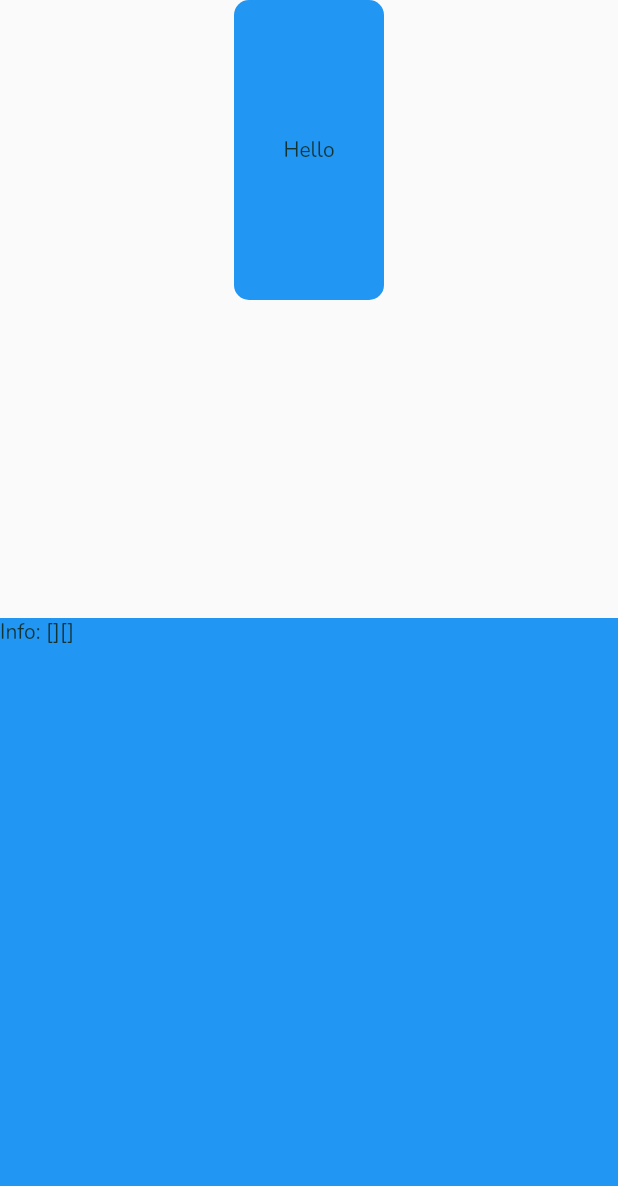
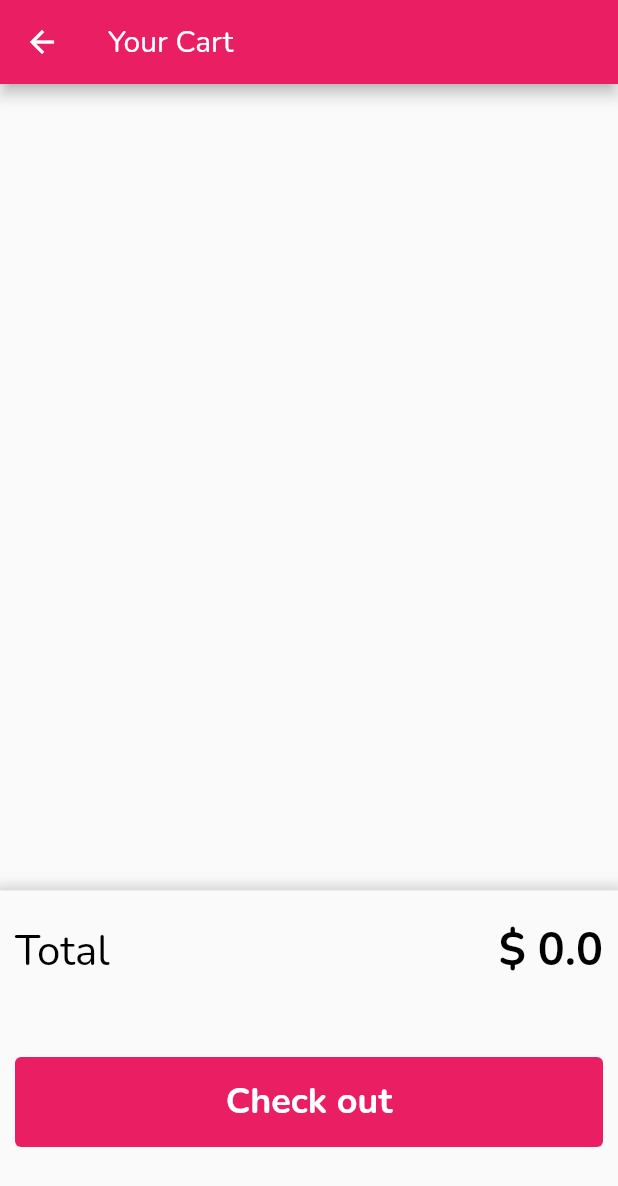
Before and after one commit to lucastssb/flutter_shop, a Flutter app: the screen it shows after launch, scrolled down 214 dp, after a tap on the "favorite outline" icon, after a tap on the "shopping cart" icon, on a phone screen of 412 x 824 dp. Shown: the top 1186 px of the screen. Run offline on Flutter 3.47's test engine with Material 2 defaults, Android fonts, the phone set to English and light mode, and no system bars; network calls fail.

Commit message:
added cart checkout

```diff
--- a/lib/main.dart
+++ b/lib/main.dart
@@ -31,10 +31,13 @@ class MyApp extends StatelessWidget {
           visualDensity: VisualDensity.adaptivePlatformDensity,
           textTheme: ThemeData.light().textTheme.copyWith(
                 bodyText1: TextStyle(
-                  color: Color.fromRGBO(20, 51, 51, 1),
+                  color: Colors.black,
+                  fontSize: 30,
+                  fontWeight: FontWeight.bold,
                 ),
                 bodyText2: TextStyle(
-                  color: Color.fromRGBO(20, 51, 51, 1),
+                  color: Colors.black,
+                  fontSize: 28,
                 ),
                 headline1: TextStyle(
                     fontSize: 24,
--- /dev/null
+++ b/lib/src/models/Cart_item.dart
@@ -0,0 +1,15 @@
+import 'package:flutter/foundation.dart';
+
+class CartItem {
+  final String id;
+  final String title;
+  final int quantity;
+  final double price;
+
+  CartItem({
+    @required this.id,
+    @required this.title,
+    @required this.quantity,
+    @required this.price,
+  });
+}
--- a/lib/src/providers/Cart.dart
+++ b/lib/src/providers/Cart.dart
@@ -1,18 +1,5 @@
 import 'package:flutter/foundation.dart';
-
-class CartItem {
-  final String id;
-  final String title;
-  final int quantity;
-  final double price;
-
-  CartItem({
-    @required this.id,
-    @required this.title,
-    @required this.quantity,
-    @required this.price,
-  });
-}
+import 'package:flutter_shop/src/models/Cart_item.dart';
 
 class Cart extends ChangeNotifier {
   Map<String, CartItem> _items = {};
@@ -25,14 +12,18 @@ class Cart extends ChangeNotifier {
     return _items.length;
   }
 
-  void addItem(
-    String productId,
-    double price,
-    String title,
-  ) {
-    if (_items.containsKey(productId)) {
+  double get totalAmount {
+    var total = 0.0;
+    _items.forEach((key, cartItem) {
+      total += cartItem.price * cartItem.quantity;
+    });
+    return total;
+  }
+
+  void addItem(CartItem cartItem) {
+    if (_items.containsKey(cartItem.id)) {
       _items.update(
-        productId,
+        cartItem.id,
         (existingProduct) => CartItem(
           id: existingProduct.id,
           price: existingProduct.price,
@@ -42,11 +33,11 @@ class Cart extends ChangeNotifier {
       );
     } else {
       _items.putIfAbsent(
-        productId,
+        cartItem.id,
         () => CartItem(
             id: DateTime.now().toString(),
-            price: price,
-            title: title,
+            price: cartItem.price,
+            title: cartItem.title,
             quantity: 1),
       );
     }
--- a/lib/src/providers/Products_provider.dart
+++ b/lib/src/providers/Products_provider.dart
@@ -37,12 +37,28 @@ class Products with ChangeNotifier {
     ),
   ];
 
+  var _isSelected = false;
+
   List<Product> get items {
     return [..._items];
   }
 
   List<Product> get favorites {
     return _items.where((item) => item.isFavorite).toList();
+  }
+
+  bool get isSelected {
+    return _isSelected;
+  }
+
+  void onDragItem() {
+    _isSelected = true;
+    notifyListeners();
+  }
+
+  void onStopDragItem() {
+    _isSelected = false;
+    notifyListeners();
   }
 
   Product findById(String id) {
--- a/lib/src/screens/cart/cart_screen.dart
+++ b/lib/src/screens/cart/cart_screen.dart
@@ -1,68 +1,42 @@
 import 'package:flutter/material.dart';
+import 'package:provider/provider.dart';
+import 'package:flutter_shop/src/providers/Cart.dart';
+import 'package:flutter_shop/src/screens/cart/widgets/cart_item_overview.dart';
+import 'package:flutter_shop/src/screens/cart/widgets/cart_total.dart';
 
 class CartScreen extends StatelessWidget {
   static const routerName = '/cart-screen';
 
   @override
   Widget build(BuildContext context) {
-    print('Building');
+    final cart = Provider.of<Cart>(context);
     return Scaffold(
-        body: Flex(
-      direction: Axis.vertical,
-      mainAxisAlignment: MainAxisAlignment.spaceBetween,
-      children: [
-        Flexible(
-          flex: 1,
-          child: Container(
-            child: Draggable(
-              data: 100,
-              feedback: Container(
-                width: 100,
-                height: 200,
-                alignment: Alignment.center,
-                decoration: BoxDecoration(
-                  borderRadius: BorderRadius.circular(10),
-                  color: Colors.brown,
+        appBar: AppBar(
+          title: Text('Your Cart'),
+        ),
+        body: LayoutBuilder(
+          builder: (context, constraints) {
+            return Column(
+              children: [
+                SizedBox(
+                  height: constraints.maxHeight * 0.7,
+                  width: double.infinity,
+                  child: ListView.builder(
+                    itemBuilder: (ctx, index) {
+                      return CartItemOverview(
+                          cart.items.values.toList()[index]);
+                    },
+                    itemCount: cart.items.length,
+                  ),
                 ),
-              ),
-              child: Container(
-                width: 100,
-                height: 200,
-                alignment: Alignment.center,
-                decoration: BoxDecoration(
-                  borderRadius: BorderRadius.circular(10),
-                  color: Colors.blue,
+                SizedBox(
+                  height: constraints.maxHeight * 0.3,
+                  width: double.infinity,
+                  child: CartTotal(cart.totalAmount),
                 ),
-                child: Text('Hello'),
-              ),
-            ),
-          ),
-        ),
-        Flexible(
-          flex: 1,
-          child: DragTarget<int>(
-            builder: (context, candidates, rejects) {
-              print(candidates);
-              return Container(
-                width: double.infinity,
-                height: double.infinity,
-                color: Colors.blue,
-                child:
-                    Text('Info: ' + candidates.toString() + rejects.toString()),
-              );
-            },
-            onAccept: (value) {
-              print('Value: ' + value.toString());
-            },
-            onMove: (value) {
-              print('Valueeeee: ' + value.toString());
-            },
-            onWillAccept: (value) {
-              return true;
-            },
-          ),
-        )
-      ],
-    ));
+              ],
+            );
+          },
+        ));
   }
 }
--- /dev/null
+++ b/lib/src/screens/cart/widgets/cart_total.dart
@@ -0,0 +1,55 @@
+import 'package:flutter/material.dart';
+
+class CartTotal extends StatelessWidget {
+  final double total;
+
+  CartTotal(this.total);
+
+  @override
+  Widget build(BuildContext context) {
+    return Container(
+      padding: EdgeInsets.only(top: 10),
+      decoration: BoxDecoration(
+        color: Theme.of(context).scaffoldBackgroundColor,
+        boxShadow: [
+          BoxShadow(
+            color: Colors.grey.withOpacity(0.5),
+            spreadRadius: 5,
+            blurRadius: 7,
+            offset: Offset(0, 3),
+          ),
+        ],
+      ),
+      child: Column(
+        children: [
+          Padding(
+            padding: EdgeInsets.all(10),
+            child: Row(
+              mainAxisAlignment: MainAxisAlignment.spaceBetween,
+              children: [
+                Text('Total', style: Theme.of(context).textTheme.bodyText2),
+                Text('\$ $total', style: Theme.of(context).textTheme.bodyText1),
+              ],
+            ),
+          ),
+          Container(
+            margin: EdgeInsets.symmetric(vertical: 30),
+            padding: EdgeInsets.all(10),
+            child: TextButton(
+              child: Text('Check out',
+                  style: Theme.of(context).textTheme.headline1),
+              onPressed: () {},
+              style: ButtonStyle(
+                backgroundColor: MaterialStateProperty.all<Color>(
+                    Theme.of(context).primaryColor),
+                minimumSize: MaterialStateProperty.all<Size>(
+                  Size(double.infinity, 60.0),
+                ),
+              ),
+            ),
+          ),
+        ],
+      ),
+    );
+  }
+}
--- a/lib/src/screens/favorites/favorites_screen.dart
+++ b/lib/src/screens/favorites/favorites_screen.dart
@@ -1,5 +1,5 @@
 import 'package:flutter/material.dart';
-import 'package:flutter_shop/src/screens/home/widgets/productsList.dart';
+import 'package:flutter_shop/src/widgets/productsList.dart';
 
 class FavoritesScreen extends StatefulWidget {
   @override
--- a/lib/src/screens/home/home_screen.dart
+++ b/lib/src/screens/home/home_screen.dart
@@ -1,4 +1,7 @@
 import 'package:flutter/material.dart';
+import 'package:flutter_shop/src/models/Cart_item.dart';
+import 'package:flutter_shop/src/providers/Products_provider.dart';
+import 'package:flutter_shop/src/widgets/productsList.dart';
 import 'package:provider/provider.dart';
 import 'package:flutter_shop/src/models/Category.dart';
 import 'package:flutter_shop/src/providers/Cart.dart';
@@ -6,7 +9,6 @@ import 'package:flutter_shop/src/screens/cart/cart_screen.dart';
 import 'package:flutter_shop/src/screens/favorites/favorites_screen.dart';
 import 'package:flutter_shop/src/screens/home/widgets/badge.dart';
 import 'package:flutter_shop/src/screens/home/widgets/categoriesList.dart';
-import 'package:flutter_shop/src/screens/home/widgets/productsList.dart';
 
 class Home extends StatefulWidget {
   final List<Category> categories = [
@@ -49,10 +51,8 @@ class _HomeState extends State<Home> {
     });
   }
 
-  @override
-  Widget build(BuildContext context) {
-    return Scaffold(
-      appBar: AppBar(
+  Widget appBar(BuildContext context) {
+    return AppBar(
       title: Text('Flutter Shop'),
       actions: [
         Consumer<Cart>(
@@ -68,7 +68,22 @@ class _HomeState extends State<Home> {
           ),
         ),
       ],
-      ),
+    );
+  }
+
+  @override
+  Widget build(BuildContext context) {
+    var cart = Provider.of<Cart>(context);
+
+    void draggedHandler(CartItem cartItem) {
+      cart.addItem(cartItem);
+      setState(() {
+        isLanding = false;
+      });
+    }
+
+    return Scaffold(
+      appBar: appBar(context),
       body: LayoutBuilder(
         builder: (context, constraints) {
           return Stack(
@@ -86,21 +101,23 @@ class _HomeState extends State<Home> {
                       ),
                     ),
                   ),
-                  ProductsList(
-                    onDragItem: onDragItem,
-                    onStopDragItem: onStopDragItem,
-                  ),
+                  ProductsList(),
                 ],
               ),
               Positioned(
                 bottom: 10,
                 right: 0,
-                child: AnimatedContainer(
+                child: Consumer<Products>(
+                  builder: (_, productData, child) {
+                    return AnimatedContainer(
                       alignment: Alignment.centerLeft,
-                  width: isSelected ? 170 : 0,
+                      width: productData.isSelected ? 170 : 0,
                       height: 150,
                       duration: Duration(milliseconds: 300),
-                  child: DragTarget<String>(
+                      child: child,
+                    );
+                  },
+                  child: DragTarget<CartItem>(
                     builder: (context, candidates, rejects) {
                       return Container(
                         decoration: BoxDecoration(
@@ -127,9 +144,8 @@ class _HomeState extends State<Home> {
                       }
                     },
                     onAccept: (value) {
-                      setState(() {
-                        isLanding = false;
-                      });
+                      draggedHandler(value);
+                      print(cart.items);
                     },
                     onWillAccept: (value) => true,
                     onLeave: (value) {
@@ -141,7 +157,7 @@ class _HomeState extends State<Home> {
                     },
                   ),
                 ),
-              )
+              ),
             ],
           );
         },
--- a/lib/src/screens/home/widgets/productItem.dart
+++ b/lib/src/widgets/productItem.dart
@@ -1,20 +1,15 @@
 import 'package:flutter/material.dart';
+import 'package:flutter_shop/src/models/Cart_item.dart';
+import 'package:flutter_shop/src/providers/Products_provider.dart';
 import 'package:provider/provider.dart';
 import 'package:flutter_shop/src/providers/Product.dart';
 import 'package:flutter_shop/src/screens/product_details/product_details_screen.dart';
 
 class ProductItem extends StatelessWidget {
-  final Function onDragItem;
-  final Function onStopDragItem;
-
-  ProductItem({
-    @required this.onDragItem,
-    @required this.onStopDragItem,
-  });
-
   @override
   Widget build(BuildContext context) {
     final product = Provider.of<Product>(context, listen: false);
+    final productData = Provider.of<Products>(context, listen: false);
     return GestureDetector(
       onTap: () => Navigator.of(context).pushNamed(
         ProductDetailsScreen.routerName,
@@ -31,13 +26,17 @@ class ProductItem extends StatelessWidget {
           children: [
             Flexible(
               flex: 1,
-              child: LongPressDraggable(
-                onDragStarted: onDragItem,
+              child: LongPressDraggable<CartItem>(
+                onDragStarted: productData.onDragItem,
                 onDraggableCanceled: (v, o) {
-                  onStopDragItem();
+                  productData.onStopDragItem();
                 },
-                onDragCompleted: onStopDragItem,
-                data: product.id,
+                onDragCompleted: productData.onStopDragItem,
+                data: CartItem(
+                    id: product.id,
+                    title: product.title,
+                    price: product.price,
+                    quantity: 1),
                 child: Container(
                   width: double.infinity,
                   height: double.infinity,
```
Also changed, not shown: lib/src/screens/cart/widgets/cart_item_overview.dart (added, +42 -0 lines), lib/src/widgets/productsList.dart (renamed from lib/src/screens/home/widgets/productsList.dart, +2 -9 lines). Lines whose indentation alone changed are shown as unchanged.
